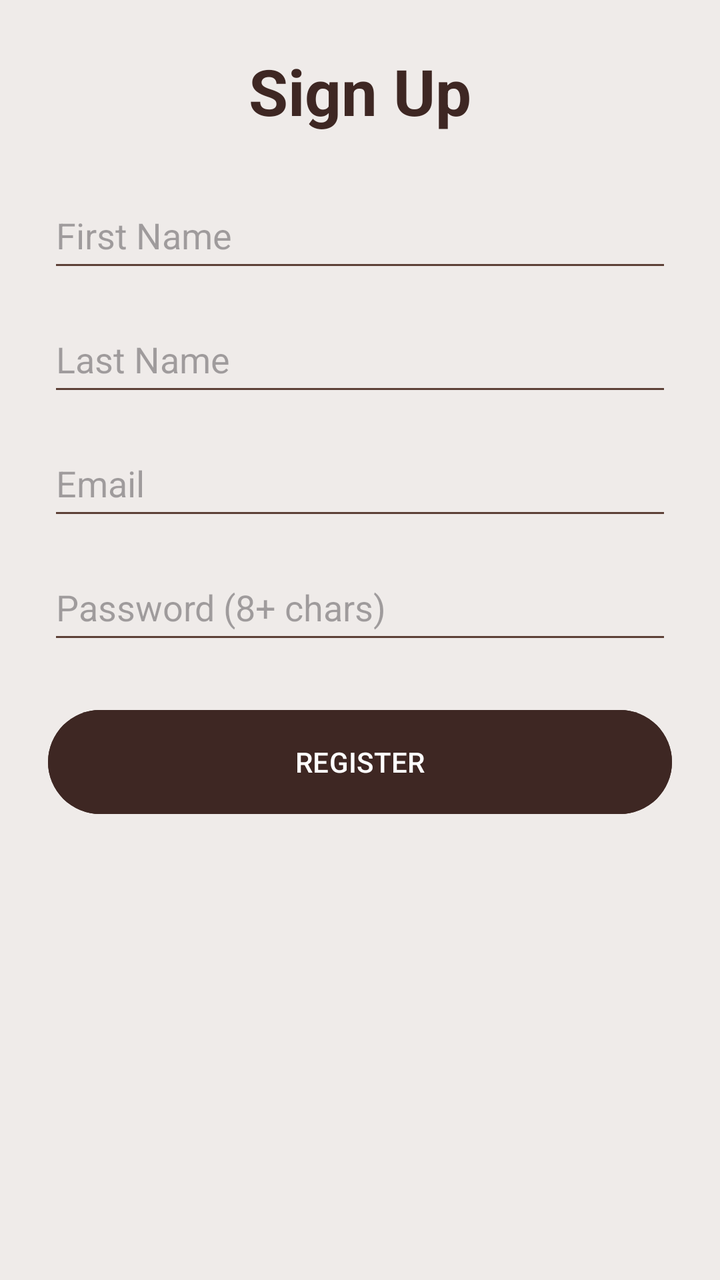
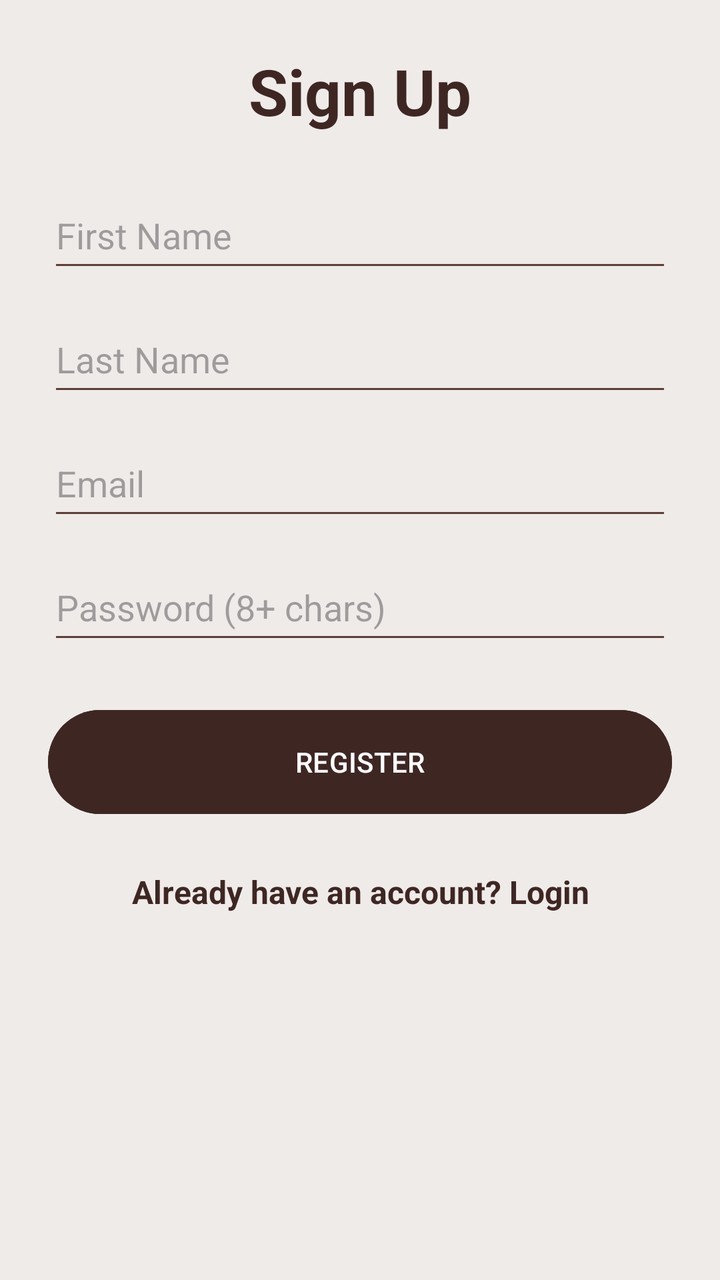

Before-and-after screenshots of an Android layout around one commit, followed by the original layout XML and the change that was made.
<!-- AndroidManifest.xml: application theme Theme.OlympMathMentor -->
<!-- res/layout/activity_signup.xml -->
<?xml version="1.0" encoding="utf-8"?>
<ScrollView xmlns:android="http://schemas.android.com/apk/res/android"
    android:layout_width="match_parent"
    android:layout_height="match_parent"
    android:background="@color/soft_beige">

    <LinearLayout
        android:layout_width="match_parent"
        android:layout_height="wrap_content"
        android:orientation="vertical"
        android:padding="24dp">

        <TextView
            android:layout_width="match_parent"
            android:layout_height="wrap_content"
            android:text="Sign Up"
            android:textColor="@color/deep_brown"
            android:textSize="32sp"
            android:textStyle="bold"
            android:gravity="center"
            android:layout_marginBottom="24dp" />

        <EditText android:id="@+id/etName" android:layout_width="match_parent" android:layout_height="50dp" android:hint="First Name" android:backgroundTint="@color/earth_brown" android:layout_marginBottom="12dp" />
        <EditText android:id="@+id/etSurname" android:layout_width="match_parent" android:layout_height="50dp" android:hint="Last Name" android:backgroundTint="@color/earth_brown" android:layout_marginBottom="12dp" />
        <EditText android:id="@+id/etEmail" android:layout_width="match_parent" android:layout_height="50dp" android:hint="Email" android:inputType="textEmailAddress" android:backgroundTint="@color/earth_brown" android:layout_marginBottom="12dp" />
        <EditText android:id="@+id/etPassword" android:layout_width="match_parent" android:layout_height="50dp" android:hint="Password (8+ chars)" android:inputType="textPassword" android:backgroundTint="@color/earth_brown" android:layout_marginBottom="24dp" />

        <Button
            android:id="@+id/btnRegister"
            android:layout_width="match_parent"
            android:layout_height="60dp"
            android:text="REGISTER"
            android:textColor="@color/white"
            android:backgroundTint="@color/deep_brown" />
    </LinearLayout>
</ScrollView>
<!-- resources referenced by this layout -->
<resources>
  <color name="deep_brown">#3E2723</color>
  <color name="earth_brown">#5D4037</color>
  <color name="soft_beige">#EFEBE9</color>
  <color name="white">#FFFFFF</color>
  <style name="Theme.OlympMathMentor" parent="Base.Theme.OlympMathMentor" />
  <style name="Base.Theme.OlympMathMentor" parent="Theme.Material3.DayNight.NoActionBar">
          
          
      </style>
</resources>

<!-- the commit's change to res/layout/activity_signup.xml (unified diff, before → after) -->
@@ -32,5 +32,15 @@
             android:text="REGISTER"
             android:textColor="@color/white"
             android:backgroundTint="@color/deep_brown" />
+        <TextView
+            android:id="@+id/tvGoToLogin"
+            android:layout_width="match_parent"
+            android:layout_height="wrap_content"
+            android:text="Already have an account? Login"
+            android:textColor="@color/deep_brown"
+            android:textSize="16sp"
+            android:textStyle="bold"
+            android:gravity="center"
+            android:layout_marginTop="24dp" />
     </LinearLayout>
 </ScrollView>
